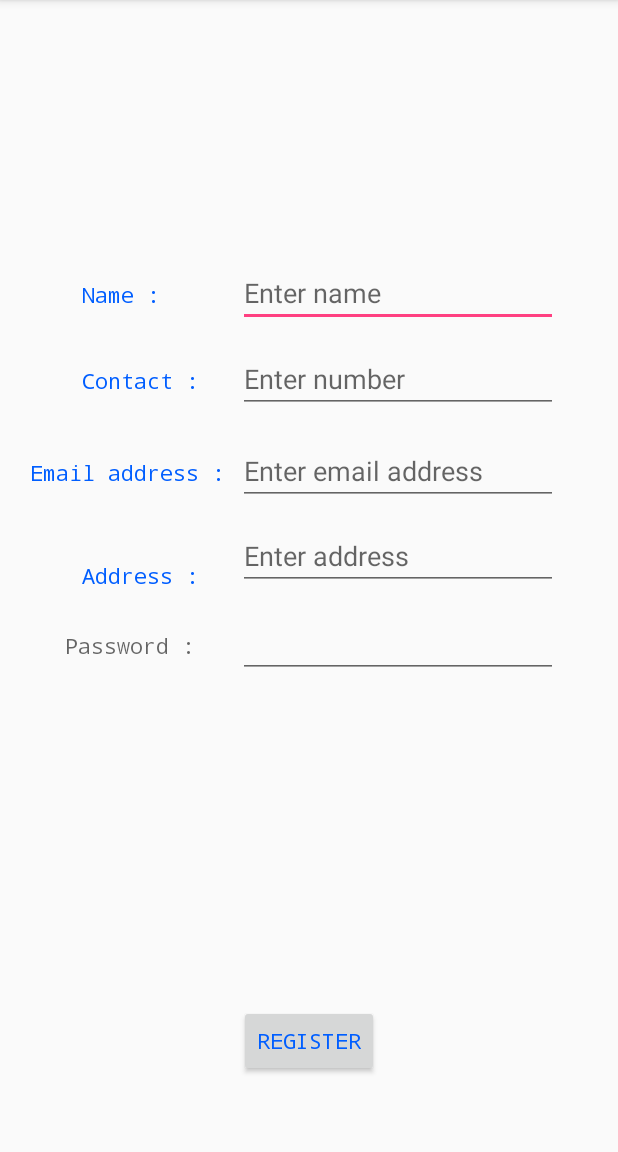
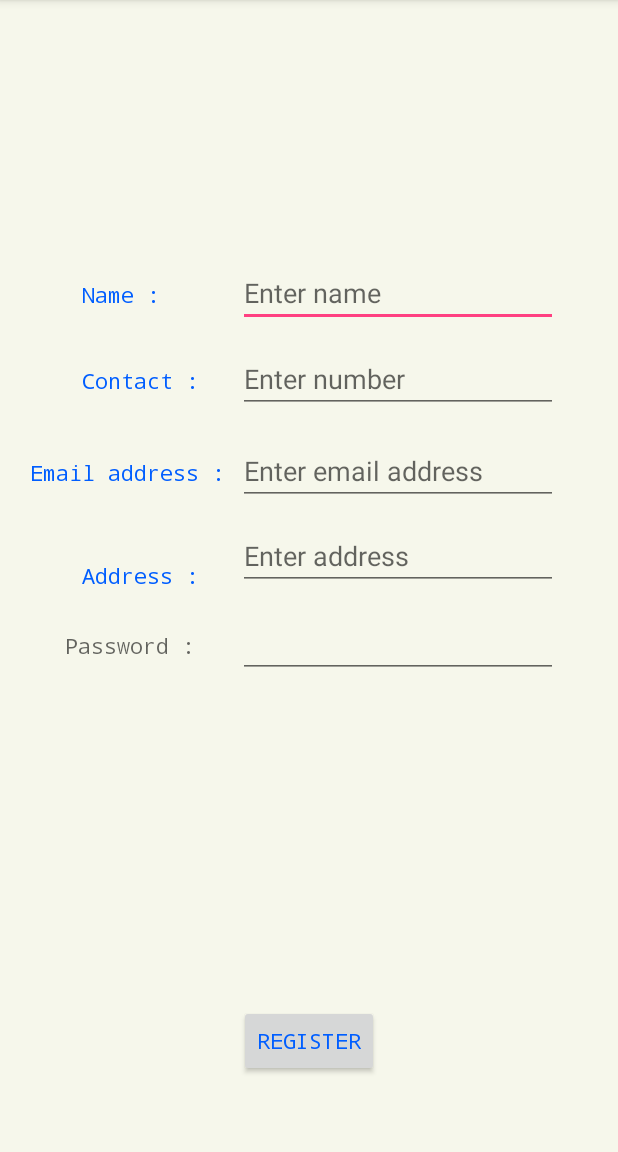
Before and after one commit to Mumbai2017/team-13, an Android app: the donor_reg screen opened directly, with no data from a screen before it, on a phone screen of 412 x 824 dp, the part 84-1236 px from its top. Run offline under Robolectric (Android 15) with nearby library versions, the phone set to English and light mode, and no system bars.

Commit message:
Background color modified to #f6f7eb

```diff
--- a/NewMAW/app/src/main/res/layout/activity_db_display.xml
+++ b/NewMAW/app/src/main/res/layout/activity_db_display.xml
@@ -6,6 +6,8 @@
     android:layout_height="match_parent"
     android:paddingBottom="@dimen/activity_vertical_margin"
     android:paddingLeft="@dimen/activity_horizontal_margin"
+    android:background="#f6f7eb"
+
     android:paddingRight="@dimen/activity_horizontal_margin"
     android:paddingTop="@dimen/activity_vertical_margin"
     tools:context="com.example.unmadesai.newmaw.DbDisplay">
--- a/NewMAW/app/src/main/res/layout/activity_donor_reg.xml
+++ b/NewMAW/app/src/main/res/layout/activity_donor_reg.xml
@@ -4,7 +4,7 @@
     xmlns:tools="http://schemas.android.com/tools"
     android:layout_width="match_parent"
     android:layout_height="match_parent"
-    android:backgroundTint="#f6f7eb"
+    android:background="#f6f7eb"
     tools:context="com.example.unmadesai.newmaw.donor_reg">
     <TextView
         android:id="@+id/Dname"
--- a/NewMAW/app/src/main/res/layout/activity_main.xml
+++ b/NewMAW/app/src/main/res/layout/activity_main.xml
@@ -4,6 +4,8 @@
     xmlns:tools="http://schemas.android.com/tools"
     android:layout_width="match_parent"
     android:layout_height="match_parent"
+    android:background="#f6f7eb"
+
     android:orientation="horizontal"
     tools:context="com.example.unmadesai.newmaw.MainActivity"
     >
--- a/NewMAW/app/src/main/res/layout/activity_tracker.xml
+++ b/NewMAW/app/src/main/res/layout/activity_tracker.xml
@@ -4,6 +4,8 @@
     xmlns:tools="http://schemas.android.com/tools"
     android:layout_width="match_parent"
     android:backgroundTint="#f6f7eb"
+    android:background="#f6f7eb"
+
     android:layout_height="match_parent"
     tools:context="com.example.unmadesai.newmaw.TrackerActivity">
 
--- a/NewMAW/app/src/main/res/layout/activity_wish_activity.xml
+++ b/NewMAW/app/src/main/res/layout/activity_wish_activity.xml
@@ -4,6 +4,7 @@
     xmlns:tools="http://schemas.android.com/tools"
     android:layout_width="match_parent"
     android:layout_height="match_parent"
+    android:background="#f6f7eb"
     tools:context="com.example.unmadesai.newmaw.wish_activity">
 
 
```
